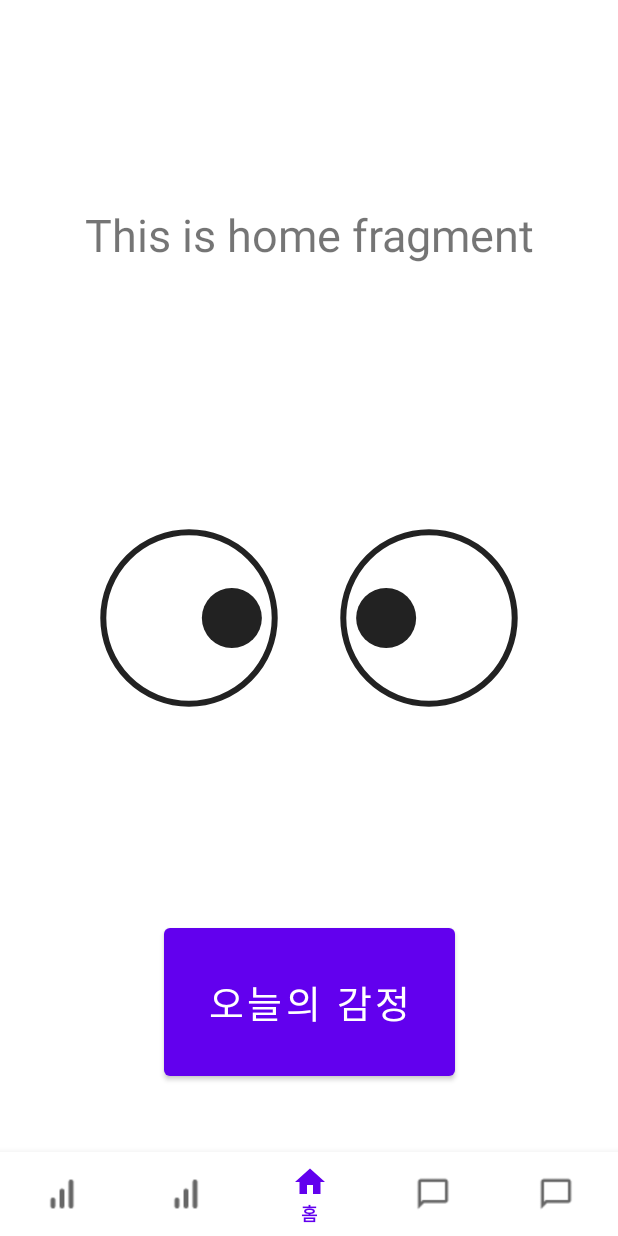
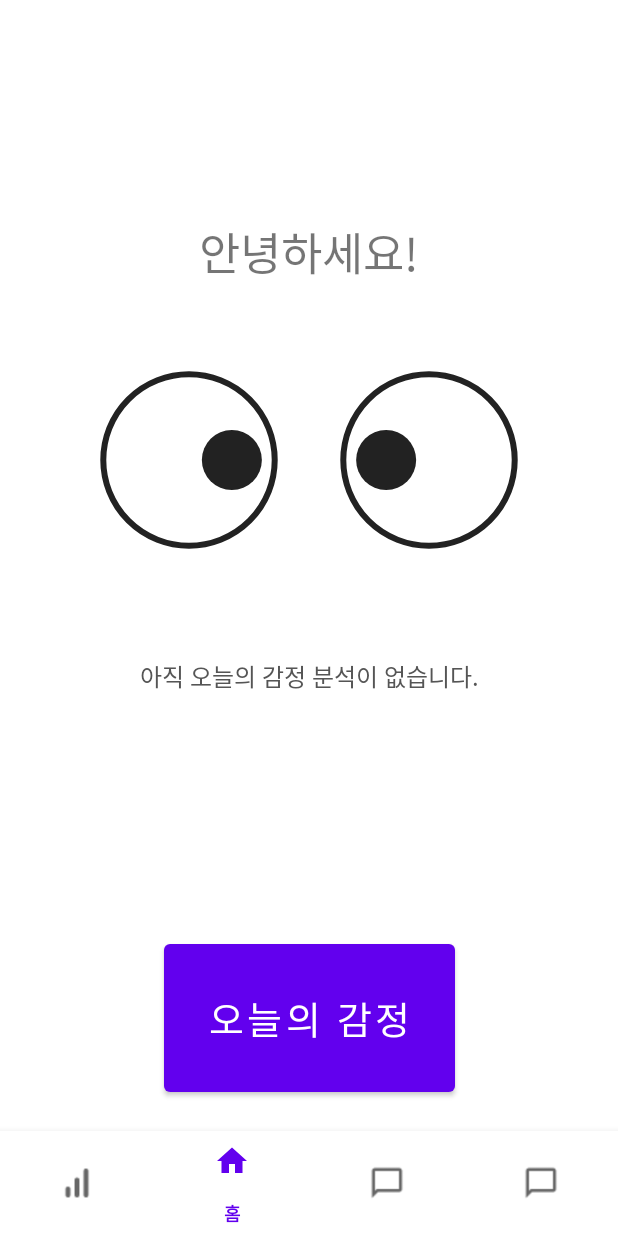
Before and after one commit to JL-KHANZ/2025_2_7_mobile_programming, an Android app: the HomeFragment screen opened directly, with no data from a screen before it, on a phone screen of 412 x 824 dp. Run offline under Robolectric (Android 15) with nearby library versions, the light colour scheme and no system bars; our stand-ins replace Firebase (no records; nobody signed in at launch, a user with empty details on screens opened directly), navigation-ui; 1 statement that could not run was skipped.

Commit message:
upload and get to/from db

```diff
--- /dev/null
+++ b/app/src/main/java/com/example/mobile_programming_2025_2/LocalRepository.java
@@ -0,0 +1,84 @@
+package com.example.mobile_programming_2025_2;
+
+import androidx.annotation.NonNull;
+
+import com.example.mobile_programming_2025_2.Service.DailyEntryService;
+import com.example.mobile_programming_2025_2.data.DailyEntry;
+import com.google.android.gms.tasks.Task;
+import com.google.android.gms.tasks.TaskCompletionSource;
+
+import java.text.SimpleDateFormat;
+import java.time.LocalDate;
+import java.util.Calendar;
+import java.util.Collections;
+import java.util.HashMap;
+import java.util.Locale;
+import java.util.Map;
+import java.util.stream.Collectors;
+
+public class LocalRepository {
+    private final DailyEntryService dailyEntryService;
+    private static String today;
+    public LocalRepository(DailyEntryService dailyEntryService) {
+        this.dailyEntryService = dailyEntryService;
+    }
+    public void setDate() {
+        today = getTodayDateString();
+        dailyEntryService.setDate(today);
+        System.out.println("date set to " + today);
+    }
+    public String getTodayDateString() {
+        Calendar calendar = Calendar.getInstance();
+        SimpleDateFormat dateFormat = new SimpleDateFormat("yyyy-MM-dd", Locale.getDefault());
+        String date = dateFormat.format(calendar.getTime());
+        return date;
+    }
+
+    // --- Upload Daily Entry ---
+    public Task<Void> upsertTodayContent(@NonNull String content) {
+        System.out.println("upsertTodayContent called with content: " + content);
+        return dailyEntryService.upsertTodayContent(content);
+    }
+    public Task<Void> upsertTodayEmotion(@NonNull Map<String, Object> emotions) {
+        System.out.println("upsertTodayEmotion called with emotions: " + emotions);
+        String topEmotion = "";
+        Map<String, Integer> convertedMap = new HashMap<>();
+        for (Map.Entry<String, Object> entry : emotions.entrySet()) {
+            String key = entry.getKey();
+            Object value = entry.getValue();
+
+            if (value instanceof String) {
+                topEmotion = (String) value;
+            } else if (value instanceof Number) {
+                convertedMap.put(key, ((Number) value).intValue());
+            }
+        }
+        return dailyEntryService.upsertTodayEmotion(convertedMap, topEmotion);
+    }
+    public Task<Void> upsertTodayFeedback(@NonNull Object feedback) {
+        System.out.println("upsertTodayFeedback called with feedback: " + feedback);
+        Map<String, String> feedbackMap = (Map<String, String>) feedback;
+        return dailyEntryService.upsertTodayFeedback(feedbackMap);
+    }
+
+    // --- Get Daily Entry ---
+    public Task<DailyEntry> getTodayEntry() {
+        System.out.println("getTodayEntry called");
+        final TaskCompletionSource<DailyEntry> tcs = new TaskCompletionSource<>();
+
+        String date = getTodayDateString();
+        dailyEntryService.getByPeriod(date, date,
+                dailyEntry -> {
+                    DailyEntry todayEntry = null;
+                    if (dailyEntry != null) {
+                        todayEntry = dailyEntry.get(date);
+                    }
+                    tcs.setResult(todayEntry);
+                },
+                e -> {
+                    tcs.setException(e);
+                }
+        );
+        return tcs.getTask();
+    }
+}
--- a/app/src/main/java/com/example/mobile_programming_2025_2/ui/daily/ActivityDaily.java
+++ b/app/src/main/java/com/example/mobile_programming_2025_2/ui/daily/ActivityDaily.java
@@ -71,10 +71,7 @@ public class ActivityDaily extends AppCompatActivity {
                             HashMap<String, Object> combinedResult = new HashMap<>();
                             combinedResult.put("emotion_data", (Serializable) result);
                             combinedResult.put("feedback_data", (Serializable) feedback);
-
-                            System.out.println(combinedResult);
-                            System.out.println(result);
-                            System.out.println(feedback);
+                            combinedResult.put("content_data", (Serializable) content);
 
                             mainHandler.post(() -> {
 
--- a/app/src/main/java/com/example/mobile_programming_2025_2/ui/home/HomeFragment.java
+++ b/app/src/main/java/com/example/mobile_programming_2025_2/ui/home/HomeFragment.java
@@ -5,14 +5,19 @@ import android.os.Bundle;
 import android.view.LayoutInflater;
 import android.view.View;
 import android.view.ViewGroup;
+import android.widget.Button;
 import android.widget.TextView;
 
 import androidx.annotation.NonNull;
 import androidx.fragment.app.Fragment;
 import androidx.lifecycle.ViewModelProvider;
 
+import com.example.mobile_programming_2025_2.LocalRepository;
+import com.example.mobile_programming_2025_2.R;
+import com.example.mobile_programming_2025_2.Service.DailyEntryService;
 import com.example.mobile_programming_2025_2.databinding.FragmentHomeBinding;
 import com.example.mobile_programming_2025_2.ui.daily.ActivityDaily;
+import com.example.mobile_programming_2025_2.ui.widgets.WidgetDailyEntry;
 
 public class HomeFragment extends Fragment {
 
@@ -20,14 +25,31 @@ public class HomeFragment extends Fragment {
 
     public View onCreateView(@NonNull LayoutInflater inflater,
                              ViewGroup container, Bundle savedInstanceState) {
+
+        LocalRepository repository = new LocalRepository(new DailyEntryService());
+        ViewModelProvider.Factory factory = new HomeViewModelFactory(repository);
+
         HomeViewModel homeViewModel =
-                new ViewModelProvider(this).get(HomeViewModel.class);
+                new ViewModelProvider(this, factory).get(HomeViewModel.class);
 
         binding = FragmentHomeBinding.inflate(inflater, container, false);
         View root = binding.getRoot();
 
-        final TextView textView = binding.textHome;
-        homeViewModel.getText().observe(getViewLifecycleOwner(), textView::setText);
+        WidgetDailyEntry widgetDailyEntry = root.findViewById(R.id.daily_entry_widget_home);
+
+        if (widgetDailyEntry != null) {
+            homeViewModel.getTodayEntryData().observe(getViewLifecycleOwner(), dailyEntry -> {
+                if (dailyEntry != null) {
+                    widgetDailyEntry.setDailyEntry(dailyEntry);
+                    Button dailyButton = root.findViewById(R.id.daily_button);
+                    dailyButton.setVisibility(View.GONE);
+                } else {
+                    widgetDailyEntry.setDailyEntry(null);
+                }
+            });
+        }
+
+        homeViewModel.getText().observe(getViewLifecycleOwner(), binding.textHome::setText);
 
         binding.dailyButton.setOnClickListener(v -> {
             Intent intent = new Intent(getActivity(), ActivityDaily.class);
--- a/app/src/main/java/com/example/mobile_programming_2025_2/ui/home/HomeViewModel.java
+++ b/app/src/main/java/com/example/mobile_programming_2025_2/ui/home/HomeViewModel.java
@@ -4,16 +4,38 @@ import androidx.lifecycle.LiveData;
 import androidx.lifecycle.MutableLiveData;
 import androidx.lifecycle.ViewModel;
 
+import com.example.mobile_programming_2025_2.LocalRepository;
+import com.example.mobile_programming_2025_2.data.DailyEntry;
+
 public class HomeViewModel extends ViewModel {
 
     private final MutableLiveData<String> mText;
-
-    public HomeViewModel() {
-        mText = new MutableLiveData<>();
-        mText.setValue("This is home fragment");
-    }
+    private final LocalRepository repository;
+    private final MutableLiveData<DailyEntry> todayEntryData = new MutableLiveData<>();
 
     public LiveData<String> getText() {
         return mText;
     }
+    public LiveData<DailyEntry> getTodayEntryData() {
+        return todayEntryData;
+    }
+    public HomeViewModel(LocalRepository repository) {
+        mText = new MutableLiveData<>();
+        mText.setValue("안녕하세요!");
+        this.repository = repository;
+        fetchTodayData();
+    }
+    public void fetchTodayData() {
+        todayEntryData.setValue(null);
+
+        repository.getTodayEntry().addOnSuccessListener(dailyEntry -> {
+            System.out.println("dailyEntry: " + dailyEntry.date);
+            todayEntryData.setValue(dailyEntry);
+        }).addOnFailureListener(e -> {
+            // Handle failure
+        });
+    }
+
+
+
 }
--- /dev/null
+++ b/app/src/main/java/com/example/mobile_programming_2025_2/ui/home/HomeViewModelFactory.java
@@ -0,0 +1,26 @@
+package com.example.mobile_programming_2025_2.ui.home;
+
+import androidx.annotation.NonNull;
+import androidx.lifecycle.ViewModel;
+import androidx.lifecycle.ViewModelProvider;
+
+import com.example.mobile_programming_2025_2.LocalRepository;
+
+// HomeViewModelFactory.java
+public class HomeViewModelFactory implements ViewModelProvider.Factory {
+    private final LocalRepository repository;
+
+    public HomeViewModelFactory(LocalRepository repository) {
+        this.repository = repository;
+    }
+
+    @NonNull
+    @Override
+    public <T extends ViewModel> T create(@NonNull Class<T> modelClass) {
+        if (modelClass.isAssignableFrom(HomeViewModel.class)) {
+            // Unchecked cast is suppressed because we checked the class type
+            return (T) new HomeViewModel(repository);
+        }
+        throw new IllegalArgumentException("Unknown ViewModel class");
+    }
+}
--- /dev/null
+++ b/app/src/main/java/com/example/mobile_programming_2025_2/ui/widgets/WidgetDailyEntry.java
@@ -0,0 +1,94 @@
+package com.example.mobile_programming_2025_2.ui.widgets;
+
+import android.content.Context;
+import android.util.AttributeSet;
+import android.view.LayoutInflater;
+import android.view.View;
+import android.widget.ImageButton;
+import android.widget.LinearLayout;
+import android.widget.TextView;
+import androidx.annotation.Nullable;
+import com.example.mobile_programming_2025_2.R;
+import com.example.mobile_programming_2025_2.data.DailyEntry;
+
+import java.util.Map;
+
+public class WidgetDailyEntry extends LinearLayout {
+
+    private TextView topEmotion;
+    private TextView empathy;
+    private TextView mindset;
+    private TextView feedback1;
+    private TextView feedback2;
+    private TextView content;
+
+    public WidgetDailyEntry(Context context) {
+        super(context);
+        init(context);
+    }
+
+    public WidgetDailyEntry(Context context, @Nullable AttributeSet attrs) {
+        super(context, attrs);
+        init(context);
+    }
+
+    public WidgetDailyEntry(Context context, @Nullable AttributeSet attrs, int defStyleAttr) {
+        super(context, attrs, defStyleAttr);
+        init(context);
+    }
+
+    private void init(Context context) {
+        LayoutInflater.from(context).inflate(R.layout.widget_daily_entry, this, true);
+
+        topEmotion = findViewById(R.id.widget_topEmotion);
+        empathy = findViewById(R.id.widget_empathy);
+        mindset = findViewById(R.id.widget_mindset);
+        feedback1 = findViewById(R.id.widget_feedback_1);
+        feedback2 = findViewById(R.id.widget_feedback_2);
+        content = findViewById(R.id.widget_content);
+
+        ImageButton toggleButton = findViewById(R.id.button_toggle_details);
+        final LinearLayout detailsLayout = findViewById(R.id.details_layout);
+
+        toggleButton.setOnClickListener(new View.OnClickListener() {
+            @Override
+            public void onClick(View v) {
+                if (detailsLayout.getVisibility() == View.GONE) {
+                    detailsLayout.setVisibility(View.VISIBLE);
+                     // toggleButton.setImageResource(R.drawable.arrow_up);
+                } else {
+                    detailsLayout.setVisibility(View.GONE);
+                    // Optional: toggleButton.setImageResource(R.drawable.arrow_down);
+                }
+            }
+        });
+    }
+
+    public void setDailyEntry(DailyEntry entry) {
+
+        if (entry != null) {
+            findViewById(R.id.widget_constraint_layout).setVisibility(View.VISIBLE);
+            findViewById(R.id.widget_placeholder).setVisibility(View.GONE);
+
+            String entry_date = entry.date;
+            String entry_topEmotion = entry.topEmotion;
+            String entry_content = entry.content;
+
+            Map<String, String> feedback = entry.feedback;
+            Map<String, Integer> emotion = entry.emotions;
+
+            System.out.println("got feedback data content: " + entry_content);
+
+            topEmotion.setText(entry_topEmotion);
+            content.setText(entry_content);
+            empathy.setText(feedback.get("공감"));
+            mindset.setText(feedback.get("마인드셋 방법"));
+            feedback1.setText(feedback.get("생활 루틴 1"));
+            feedback2.setText(feedback.get("생활 루틴 2"));
+        } else {
+            findViewById(R.id.widget_constraint_layout).setVisibility(View.GONE);
+            findViewById(R.id.widget_placeholder).setVisibility(View.VISIBLE);
+            findViewById(R.id.details_layout).setVisibility(View.GONE);
+        }
+    }
+}
--- a/app/src/main/res/layout/activity_main.xml
+++ b/app/src/main/res/layout/activity_main.xml
@@ -21,7 +21,7 @@
     <com.google.android.material.bottomnavigation.BottomNavigationView
         android:id="@+id/nav_view"
         android:layout_width="0dp"
-        android:layout_height="wrap_content"
+        android:layout_height="70dp"
         android:layout_marginStart="0dp"
         android:layout_marginEnd="0dp"
         android:background="?android:attr/windowBackground"
--- a/app/src/main/res/layout/fragment_home.xml
+++ b/app/src/main/res/layout/fragment_home.xml
@@ -1,10 +1,21 @@
 <?xml version="1.0" encoding="utf-8"?>
+
+<ScrollView xmlns:android="http://schemas.android.com/apk/res/android"
+    xmlns:app="http://schemas.android.com/apk/res-auto"
+    xmlns:tools="http://schemas.android.com/tools"
+    android:layout_width="match_parent"
+    android:layout_height="match_parent"
+    android:fillViewport="true"
+    android:paddingBottom="70dp"
+    tools:context=".ui.home.HomeFragment">
+
     <androidx.constraintlayout.widget.ConstraintLayout xmlns:android="http://schemas.android.com/apk/res/android"
         xmlns:app="http://schemas.android.com/apk/res-auto"
         xmlns:tools="http://schemas.android.com/tools"
         android:layout_width="match_parent"
         android:layout_height="match_parent"
-    tools:context=".ui.home.HomeFragment">
+        tools:context=".ui.home.HomeFragment"
+        >
 
         <TextView
             android:id="@+id/text_home"
@@ -17,17 +28,27 @@
             app:layout_constraintBottom_toTopOf="@id/googlyEyes"
             app:layout_constraintStart_toStartOf="parent"
             app:layout_constraintEnd_toEndOf="parent"
-        app:layout_constraintVertical_chainStyle="spread" />
+            app:layout_constraintVertical_chainStyle="packed" />
 
         <com.example.mobile_programming_2025_2.ui.GooglyEyesView
             android:id="@+id/googlyEyes"
             android:layout_width="0dp"
             android:layout_height="200dp"
             android:layout_margin="16dp"
-        app:layout_constraintTop_toTopOf="parent"
-        app:layout_constraintBottom_toBottomOf="parent"
+            app:layout_constraintTop_toBottomOf="@+id/text_home"
+            app:layout_constraintBottom_toTopOf="@+id/daily_entry_widget_home"
             app:layout_constraintStart_toStartOf="parent"
             app:layout_constraintEnd_toEndOf="parent" />
+
+        <com.example.mobile_programming_2025_2.ui.widgets.WidgetDailyEntry
+            android:id="@+id/daily_entry_widget_home"
+            android:layout_width="wrap_content"
+            android:layout_height="wrap_content"
+            app:layout_constraintTop_toBottomOf="@id/googlyEyes"
+            app:layout_constraintBottom_toTopOf="@+id/daily_button"
+            app:layout_constraintEnd_toEndOf="parent"
+            app:layout_constraintStart_toStartOf="parent"
+            />
 
         <Button
             android:id="@+id/daily_button"
@@ -36,10 +57,10 @@
             android:text="@string/home_test_button_text"
             android:textSize="25sp"
             android:padding="30dp"
-        app:layout_constraintTop_toBottomOf="@id/googlyEyes"
+            android:layout_marginBottom="20sp"
             app:layout_constraintBottom_toBottomOf="parent"
             app:layout_constraintStart_toStartOf="parent"
             app:layout_constraintEnd_toEndOf="parent" />
 
-
     </androidx.constraintlayout.widget.ConstraintLayout>
+</ScrollView>
--- /dev/null
+++ b/app/src/main/res/layout/widget_daily_entry.xml
@@ -0,0 +1,138 @@
+<?xml version="1.0" encoding="utf-8"?>
+<LinearLayout
+    xmlns:android="http://schemas.android.com/apk/res/android"
+    xmlns:app="http://schemas.android.com/apk/res-auto"
+    android:layout_width="match_parent"
+    android:layout_height="wrap_content"
+    android:orientation="vertical"
+    android:padding="16dp"
+    android:elevation="6dp"
+    android:gravity="center">
+
+    <!-- Outer Container for the Fixed/Summary Content -->
+    <androidx.constraintlayout.widget.ConstraintLayout
+        android:id="@+id/widget_constraint_layout"
+        android:layout_width="match_parent"
+        android:layout_height="wrap_content"
+        android:paddingBottom="12dp">
+
+        <!-- 1. Big Central Text (Single Word/Main Status) -->
+        <TextView
+            android:id="@+id/widget_topEmotion"
+            android:layout_width="wrap_content"
+            android:layout_height="wrap_content"
+            android:text="SUCCESS"
+            android:textSize="38sp"
+            android:textStyle="bold"
+            android:textColor="#4CAF50"
+            app:layout_constraintTop_toTopOf="parent"
+            app:layout_constraintStart_toStartOf="parent"
+            app:layout_constraintEnd_toEndOf="parent" />
+
+        <!-- 2. Two Short Sentences (Smaller, Greyed Out) -->
+        <TextView
+            android:id="@+id/widget_empathy"
+            android:layout_width="0dp"
+            android:layout_height="wrap_content"
+            android:layout_marginTop="8dp"
+            android:text="Date: 2024-11-24. Time spent: 45 min."
+            android:textSize="14sp"
+            android:textColor="@android:color/darker_gray"
+            app:layout_constraintTop_toBottomOf="@id/widget_topEmotion"
+            app:layout_constraintStart_toStartOf="parent"
+            app:layout_constraintEnd_toEndOf="parent" />
+
+        <TextView
+            android:id="@+id/widget_mindset"
+            android:layout_width="0dp"
+            android:layout_height="wrap_content"
+            android:text="Summary of today's achievement status."
+            android:textSize="14sp"
+            android:textColor="@android:color/darker_gray"
+            app:layout_constraintTop_toBottomOf="@id/widget_empathy"
+            app:layout_constraintStart_toStartOf="parent"
+            app:layout_constraintEnd_toEndOf="parent" />
+
+        <!-- 3. Two Short Sentences (Labeled 1 and 2, Not Greyed) -->
+        <TextView
+            android:id="@+id/widget_feedback_1"
+            android:layout_width="0dp"
+            android:layout_height="wrap_content"
+            android:layout_marginTop="12dp"
+            android:text="1. Progress on key task completed."
+            android:textSize="16sp"
+            android:textColor="#333333"
+            app:layout_constraintTop_toBottomOf="@id/widget_mindset"
+            app:layout_constraintStart_toStartOf="parent"
+            app:layout_constraintEnd_toEndOf="parent" />
+
+        <TextView
+            android:id="@+id/widget_feedback_2"
+            android:layout_width="0dp"
+            android:layout_height="wrap_content"
+            android:layout_marginTop="4dp"
+            android:text="2. Received positive feedback."
+            android:textSize="16sp"
+            android:textColor="#333333"
+            app:layout_constraintTop_toBottomOf="@id/widget_feedback_1"
+            app:layout_constraintStart_toStartOf="parent"
+            app:layout_constraintEnd_toEndOf="parent" />
+
+        <!-- 4. Dropdown Indicator Button -->
+        <ImageButton
+            android:id="@+id/button_toggle_details"
+            android:layout_width="wrap_content"
+            android:layout_height="wrap_content"
+            android:src="@android:drawable/arrow_down_float"
+            android:background="?attr/selectableItemBackgroundBorderless"
+            android:contentDescription="Toggle Details"
+            app:layout_constraintEnd_toEndOf="parent"
+            app:layout_constraintTop_toTopOf="@id/widget_topEmotion"
+            app:layout_constraintBottom_toBottomOf="@id/widget_topEmotion" />
+
+    </androidx.constraintlayout.widget.ConstraintLayout>
+
+    <!-- Expandable Content Area (Set to GONE initially in Java) -->
+    <LinearLayout
+        android:id="@+id/details_layout"
+        android:layout_width="match_parent"
+        android:layout_height="wrap_content"
+        android:orientation="vertical"
+        android:paddingTop="12dp"
+        android:paddingBottom="4dp"
+        android:background="#F5F5F5"
+        android:visibility="gone"> <!-- Initially hidden -->
+
+        <TextView
+            android:layout_width="match_parent"
+            android:layout_height="wrap_content"
+            android:text="Details Paragraph:"
+            android:textStyle="bold"
+            android:textSize="14sp"
+            android:paddingBottom="4dp"/>
+
+        <TextView
+            android:id="@+id/widget_content"
+            android:layout_width="match_parent"
+            android:layout_height="wrap_content"
+            android:text="This is the longer, revealed paragraph of text. It contains detailed notes and context about the daily entry, which is only shown when the user taps the dropdown indicator. It helps keep the main summary area clean."
+            android:textSize="16sp"
+            android:textColor="#555555"/>
+
+    </LinearLayout>
+
+    <LinearLayout
+        android:id="@+id/widget_placeholder"
+        android:layout_width="wrap_content"
+        android:layout_height="wrap_content"
+        android:orientation="horizontal"
+        >
+        <TextView
+            android:layout_width="wrap_content"
+            android:layout_height="wrap_content"
+            android:text="아직 오늘의 감정 분석이 없습니다."
+            android:textSize="16sp"
+            android:textColor="#555555" />
+    </LinearLayout>
+
+</LinearLayout>
--- a/app/src/main/res/menu/bottom_nav_menu.xml
+++ b/app/src/main/res/menu/bottom_nav_menu.xml
@@ -7,12 +7,6 @@
         android:id="@+id/navigation_calendar"
         android:icon="@drawable/chart_menu"
         android:title="@string/title_calendar"
-        app:showAsAction="always" />
-
-    <item
-        android:id="@+id/navigation_chart"
-        android:icon="@drawable/chart_menu"
-        android:title="@string/title_chart"
         app:showAsAction="always" />
 
     <item
```
Also changed, not shown: app/src/main/java/com/example/mobile_programming_2025_2/ui/daily/ActivityDailyResult.java (+48 -18 lines), app/src/main/res/layout/activity_daily_3_result.xml (+15 -15 lines), gradle/libs.versions.toml (+10 -0 lines). Lines whose indentation alone changed are shown as unchanged.
